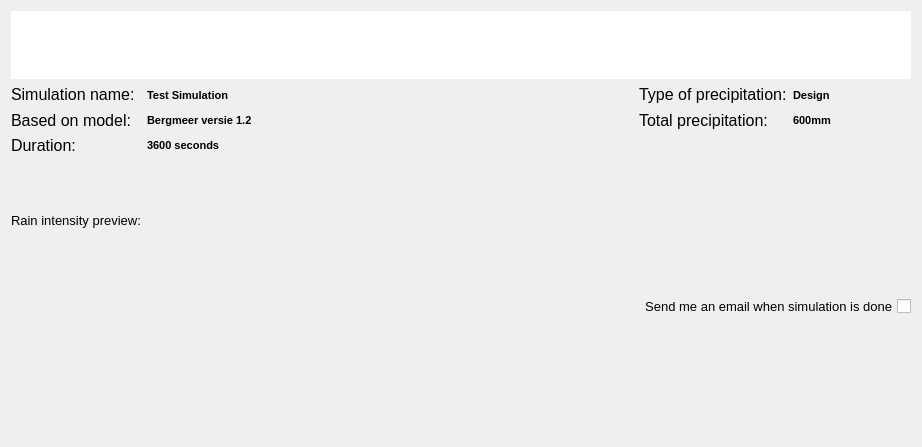
This is threedi_api_qgis_client/ui/page4.ui in nens/threedi-api-qgis-client as Qt 5 draws it before an edit. The edited form follows.
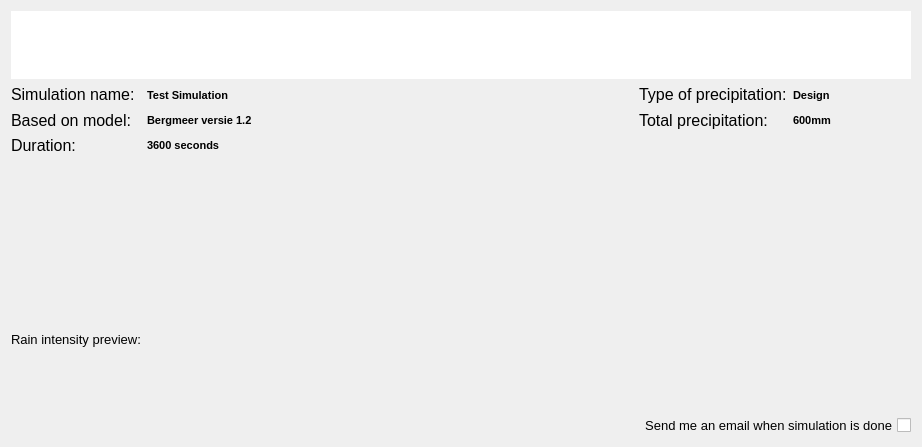
This is the edited form.

Commit message: Work on plugin widgets.

```diff
--- a/threedi_api_qgis_client/ui/page4.ui
+++ b/threedi_api_qgis_client/ui/page4.ui
@@ -32,61 +32,17 @@
    <bool>true</bool>
   </property>
   <layout class="QGridLayout" name="gridLayout">
-   <item row="1" column="3">
-    <widget class="QLabel" name="sim_prec_type_l">
+   <item row="1" column="1">
+    <widget class="QLabel" name="sim_name">
      <property name="font">
       <font>
-       <family>Segoe UI</family>
-       <pointsize>12</pointsize>
+       <pointsize>8</pointsize>
+       <weight>75</weight>
+       <bold>true</bold>
       </font>
      </property>
      <property name="text">
-      <string>&lt;html&gt;&lt;head/&gt;&lt;body&gt;&lt;p&gt;Type of precipitation:&lt;/p&gt;&lt;/body&gt;&lt;/html&gt;</string>
-     </property>
-    </widget>
-   </item>
-   <item row="3" column="0">
-    <widget class="QLabel" name="sim_duration_l">
-     <property name="font">
-      <font>
-       <family>Segoe UI</family>
-       <pointsize>12</pointsize>
-      </font>
-     </property>
-     <property name="text">
-      <string>&lt;html&gt;&lt;head/&gt;&lt;body&gt;&lt;p&gt;Duration:&lt;/p&gt;&lt;/body&gt;&lt;/html&gt;</string>
-     </property>
-    </widget>
-   </item>
-   <item row="7" column="2">
-    <spacer name="verticalSpacer">
-     <property name="orientation">
-      <enum>Qt::Vertical</enum>
-     </property>
-     <property name="sizeHint" stdset="0">
-      <size>
-       <width>20</width>
-       <height>40</height>
-      </size>
-     </property>
-    </spacer>
-   </item>
-   <item row="4" column="0">
-    <widget class="QLabel" name="label_11">
-     <property name="sizePolicy">
-      <sizepolicy hsizetype="Preferred" vsizetype="MinimumExpanding">
-       <horstretch>0</horstretch>
-       <verstretch>0</verstretch>
-      </sizepolicy>
-     </property>
-     <property name="font">
-      <font>
-       <family>Segoe UI</family>
-       <pointsize>10</pointsize>
-      </font>
-     </property>
-     <property name="text">
-      <string>Rain intensity preview:</string>
+      <string>Test Simulation</string>
      </property>
     </widget>
    </item>
@@ -103,8 +59,8 @@
      </property>
     </spacer>
    </item>
-   <item row="2" column="0">
-    <widget class="QLabel" name="sim_base_l">
+   <item row="3" column="0">
+    <widget class="QLabel" name="sim_duration_l">
      <property name="font">
       <font>
        <family>Segoe UI</family>
@@ -112,7 +68,7 @@
       </font>
      </property>
      <property name="text">
-      <string>&lt;html&gt;&lt;head/&gt;&lt;body&gt;&lt;p&gt;Based on model:&lt;/p&gt;&lt;/body&gt;&lt;/html&gt;</string>
+      <string>&lt;html&gt;&lt;head/&gt;&lt;body&gt;&lt;p&gt;Duration:&lt;/p&gt;&lt;/body&gt;&lt;/html&gt;</string>
      </property>
     </widget>
    </item>
@@ -129,20 +85,6 @@
      </property>
     </widget>
    </item>
-   <item row="1" column="1">
-    <widget class="QLabel" name="sim_name">
-     <property name="font">
-      <font>
-       <pointsize>8</pointsize>
-       <weight>75</weight>
-       <bold>true</bold>
-      </font>
-     </property>
-     <property name="text">
-      <string>Test Simulation</string>
-     </property>
-    </widget>
-   </item>
    <item row="1" column="0">
     <widget class="QLabel" name="sim_name_l">
      <property name="font">
@@ -198,6 +140,88 @@
      </property>
     </widget>
    </item>
+   <item row="2" column="0">
+    <widget class="QLabel" name="sim_base_l">
+     <property name="font">
+      <font>
+       <family>Segoe UI</family>
+       <pointsize>12</pointsize>
+      </font>
+     </property>
+     <property name="text">
+      <string>&lt;html&gt;&lt;head/&gt;&lt;body&gt;&lt;p&gt;Based on model:&lt;/p&gt;&lt;/body&gt;&lt;/html&gt;</string>
+     </property>
+    </widget>
+   </item>
+   <item row="5" column="0">
+    <widget class="QLabel" name="label_11">
+     <property name="sizePolicy">
+      <sizepolicy hsizetype="Preferred" vsizetype="MinimumExpanding">
+       <horstretch>0</horstretch>
+       <verstretch>0</verstretch>
+      </sizepolicy>
+     </property>
+     <property name="font">
+      <font>
+       <family>Segoe UI</family>
+       <pointsize>10</pointsize>
+      </font>
+     </property>
+     <property name="text">
+      <string>Rain intensity preview:</string>
+     </property>
+    </widget>
+   </item>
+   <item row="1" column="3">
+    <widget class="QLabel" name="sim_prec_type_l">
+     <property name="font">
+      <font>
+       <family>Segoe UI</family>
+       <pointsize>12</pointsize>
+      </font>
+     </property>
+     <property name="text">
+      <string>&lt;html&gt;&lt;head/&gt;&lt;body&gt;&lt;p&gt;Type of precipitation:&lt;/p&gt;&lt;/body&gt;&lt;/html&gt;</string>
+     </property>
+    </widget>
+   </item>
+   <item row="7" column="3" colspan="2">
+    <widget class="QCheckBox" name="sim_email">
+     <property name="font">
+      <font>
+       <family>Segoe UI</family>
+       <pointsize>10</pointsize>
+      </font>
+     </property>
+     <property name="layoutDirection">
+      <enum>Qt::RightToLeft</enum>
+     </property>
+     <property name="text">
+      <string>Send me an email when simulation is done</string>
+     </property>
+    </widget>
+   </item>
+   <item row="6" column="0" colspan="5">
+    <layout class="QGridLayout" name="lout_plot">
+     <property name="bottomMargin">
+      <number>10</number>
+     </property>
+    </layout>
+   </item>
+   <item row="2" column="4">
+    <widget class="QLabel" name="sim_prec_total">
+     <property name="font">
+      <font>
+       <pointsize>8</pointsize>
+       <weight>75</weight>
+       <bold>true</bold>
+      </font>
+     </property>
+     <property name="text">
+      <string>600mm</string>
+     </property>
+    </widget>
+   </item>
    <item row="0" column="0" colspan="5">
     <widget class="QGraphicsView" name="gv_svg">
      <property name="sizePolicy">
@@ -220,42 +244,18 @@
      </property>
     </widget>
    </item>
-   <item row="5" column="0" colspan="5">
-    <layout class="QGridLayout" name="lout_plot">
-     <property name="bottomMargin">
-      <number>10</number>
+   <item row="4" column="0">
+    <spacer name="verticalSpacer_2">
+     <property name="orientation">
+      <enum>Qt::Vertical</enum>
      </property>
-    </layout>
-   </item>
-   <item row="6" column="3" colspan="2">
-    <widget class="QCheckBox" name="sim_email">
-     <property name="font">
-      <font>
-       <family>Segoe UI</family>
-       <pointsize>10</pointsize>
-      </font>
+     <property name="sizeHint" stdset="0">
+      <size>
+       <width>20</width>
+       <height>40</height>
+      </size>
      </property>
-     <property name="layoutDirection">
-      <enum>Qt::RightToLeft</enum>
-     </property>
-     <property name="text">
-      <string>Send me an email when simulation is done</string>
-     </property>
-    </widget>
-   </item>
-   <item row="2" column="4">
-    <widget class="QLabel" name="sim_prec_total">
-     <property name="font">
-      <font>
-       <pointsize>8</pointsize>
-       <weight>75</weight>
-       <bold>true</bold>
-      </font>
-     </property>
-     <property name="text">
-      <string>600mm</string>
-     </property>
-    </widget>
+    </spacer>
    </item>
   </layout>
  </widget>
```
The commit also changes 3 other files.
